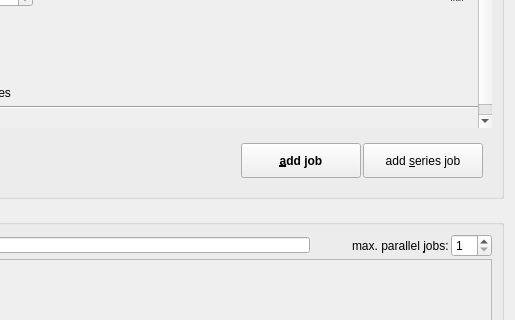
jkriege2/QuickFit3, file plugins/imagingfcs/qfrdrimagingfcscorrelationdialog.ui: the form before one commit; both pictures show x 587 to 1102 and y 458 to 778 of the 1102 by 868 pixel window.
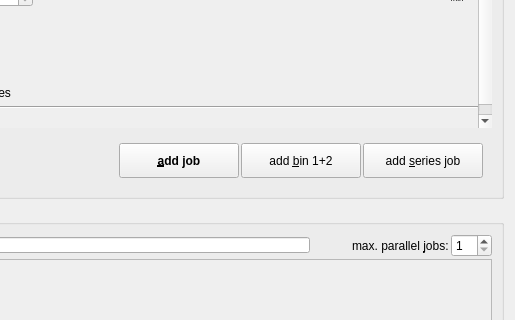
The form after the commit. Icons and pictures are not drawn. Custom widgets are drawn as their Qt base class.

Commit message: QuickFit3/imagingFCS:   - added "add bin 1+2" button to correlator dialog, which add two jobs, one with binning 1 and one with binning 2   - added menu entry "imagingFCS Tools|recorrelate" which load the input file belonging to the current record into the correlator.

```diff
--- a/plugins/imagingfcs/qfrdrimagingfcscorrelationdialog.ui
+++ b/plugins/imagingfcs/qfrdrimagingfcscorrelationdialog.ui
@@ -2033,6 +2033,32 @@
            </property>
           </widget>
          </item>
+         <item>
+          <widget class="QPushButton" name="btnAddBin12Job">
+           <property name="minimumSize">
+            <size>
+             <width>120</width>
+             <height>35</height>
+            </size>
+           </property>
+           <property name="maximumSize">
+            <size>
+             <width>150</width>
+             <height>16777215</height>
+            </size>
+           </property>
+           <property name="toolTip">
+            <string>execute the correlation job, as defined above</string>
+           </property>
+           <property name="text">
+            <string>add &amp;bin 1+2</string>
+           </property>
+           <property name="icon">
+            <iconset resource="qfrdrimagingfcs.qrc">
+             <normaloff>:/imaging_fcs/add_job.png</normaloff>:/imaging_fcs/add_job.png</iconset>
+           </property>
+          </widget>
+         </item>
          <item>
           <widget class="QPushButton" name="btnAddSeriesJob">
            <property name="minimumSize">
```
Left out of the diff: 9 changed lines with no effect on the pictures. The commit also changes 6 other files.
